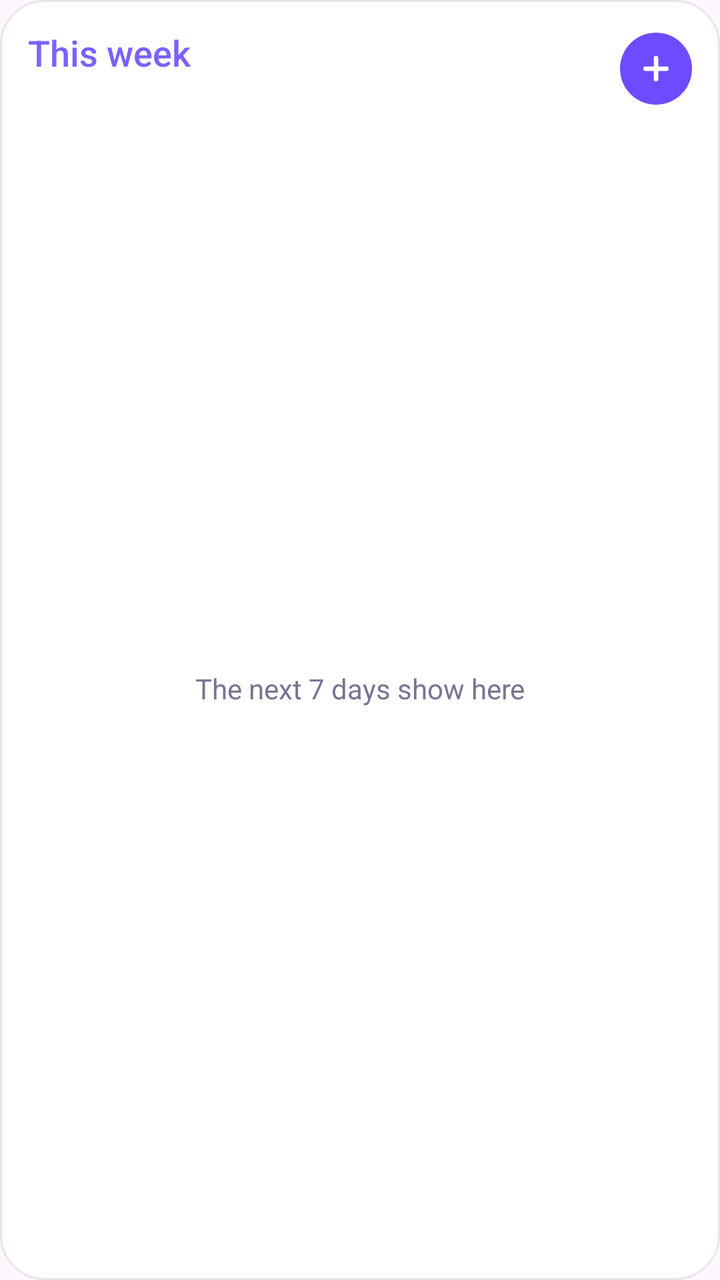
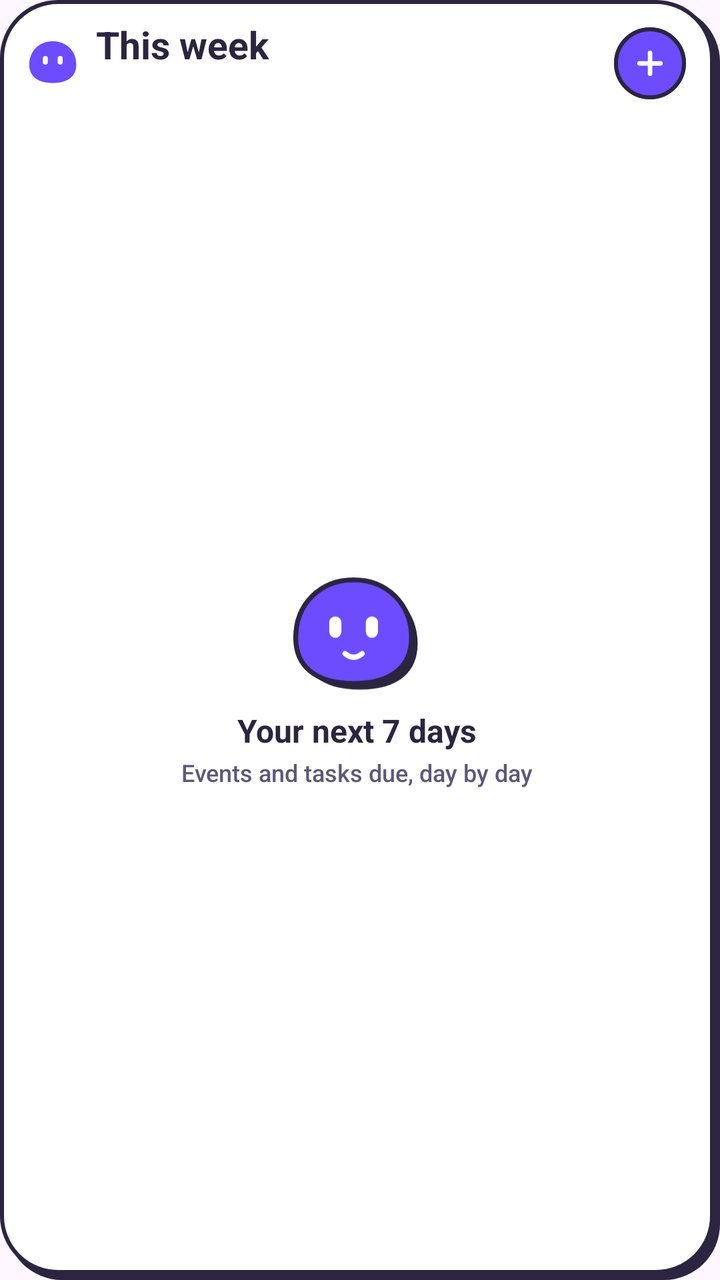

Compare the two renders of this Android layout. The source of the first and the diff that turns it into the second are given below.
<!-- AndroidManifest.xml: another module's application theme Theme.quicky -->
<!-- res/layout/w_week_preview.xml -->
<?xml version="1.0" encoding="utf-8"?>
<LinearLayout xmlns:android="http://schemas.android.com/apk/res/android"
    android:id="@+id/w_root"
    android:layout_width="match_parent"
    android:layout_height="match_parent"
    android:background="@drawable/w_card_light"
    android:orientation="vertical"
    android:padding="14dp">
    <LinearLayout
        android:layout_width="match_parent"
        android:layout_height="wrap_content"
        android:gravity="center_vertical"
        android:orientation="horizontal">
        <LinearLayout
            android:id="@+id/w_head"
            android:layout_width="0dp"
            android:layout_height="wrap_content"
            android:layout_weight="1"
            android:orientation="vertical">
            <TextView android:id="@+id/w_title" android:layout_width="wrap_content" android:layout_height="wrap_content" android:text="This week" android:textColor="#FF7B61FF" android:textSize="18sp" android:fontFamily="sans-serif-medium" />
            <TextView android:id="@+id/w_sub" android:layout_width="wrap_content" android:layout_height="wrap_content" android:textColor="#FF7A7392" android:textSize="12sp" />
        </LinearLayout>
        <FrameLayout
            android:id="@+id/w_add_wrap"
            android:layout_width="36dp"
            android:layout_height="36dp">
            <ImageView android:id="@+id/w_add_bg" android:tint="#FF6D4CFF" android:layout_width="match_parent" android:layout_height="match_parent" android:src="@drawable/w_circle" android:contentDescription="@null" />
            <ImageView android:id="@+id/w_add" android:layout_width="match_parent" android:layout_height="match_parent" android:padding="9dp" android:src="@drawable/ic_add" android:contentDescription="Add a task" />
        </FrameLayout>
    </LinearLayout>
    <FrameLayout
        android:layout_width="match_parent"
        android:layout_height="0dp"
        android:layout_marginTop="8dp"
        android:layout_weight="1">
        <ListView
            android:id="@+id/w_rows"
            android:layout_width="match_parent"
            android:layout_height="match_parent"
            android:divider="@null"
            android:dividerHeight="0dp" />
        <TextView
            android:id="@+id/w_empty"
            android:layout_width="match_parent"
            android:layout_height="match_parent"
            android:gravity="center"
            android:text="The next 7 days show here"
            android:textColor="#FF7A7392"
            android:textSize="14sp" />
    </FrameLayout>
</LinearLayout>
<!-- resources referenced by this layout -->
<resources>
  <!-- drawable w_card_light (drawable) -->
  <?xml version="1.0" encoding="utf-8"?>
  <shape xmlns:android="http://schemas.android.com/apk/res/android" android:shape="rectangle">
      <solid android:color="#FFFFFFFF" />
      <stroke android:width="1dp" android:color="#1A2B2540" />
      <corners android:radius="22dp" />
  </shape>
  <!-- drawable w_circle (drawable) -->
  <?xml version="1.0" encoding="utf-8"?>
  <shape xmlns:android="http://schemas.android.com/apk/res/android" android:shape="oval">
      <solid android:color="#FFFFFFFF" />
  </shape>
  <!-- unchanged entries left out for length: 2 -->
</resources>

<!-- the commit's change to res/layout/w_week_preview.xml (unified diff, before → after) -->
@@ -1,51 +1,62 @@
 <?xml version="1.0" encoding="utf-8"?>
-<LinearLayout xmlns:android="http://schemas.android.com/apk/res/android"
-    android:id="@+id/w_root"
+<FrameLayout xmlns:android="http://schemas.android.com/apk/res/android"
+    android:id="@android:id/background"
     android:layout_width="match_parent"
     android:layout_height="match_parent"
-    android:background="@drawable/w_card_light"
-    android:orientation="vertical"
-    android:padding="14dp">
-    <LinearLayout
-        android:layout_width="match_parent"
-        android:layout_height="wrap_content"
-        android:gravity="center_vertical"
-        android:orientation="horizontal">
+    android:background="@drawable/w_card_q_light"
+    android:paddingStart="14dp"
+    android:paddingTop="12dp"
+    android:paddingEnd="17dp"
+    android:paddingBottom="15dp">
+    <LinearLayout android:layout_width="match_parent" android:layout_height="match_parent" android:orientation="vertical">
         <LinearLayout
             android:id="@+id/w_head"
-            android:layout_width="0dp"
+            android:layout_width="match_parent"
             android:layout_height="wrap_content"
-            android:layout_weight="1"
-            android:orientation="vertical">
-            <TextView android:id="@+id/w_title" android:layout_width="wrap_content" android:layout_height="wrap_content" android:text="This week" android:textColor="#FF7B61FF" android:textSize="18sp" android:fontFamily="sans-serif-medium" />
-            <TextView android:id="@+id/w_sub" android:layout_width="wrap_content" android:layout_height="wrap_content" android:textColor="#FF7A7392" android:textSize="12sp" />
+            android:gravity="center_vertical"
+            android:orientation="horizontal">
+            <ImageView android:id="@+id/w_logo" android:layout_width="26dp" android:layout_height="26dp" android:layout_marginEnd="8dp" android:src="@drawable/ic_quicky" android:tint="#FF6D4CFF" android:contentDescription="@null" />
+            <LinearLayout android:layout_width="0dp" android:layout_height="wrap_content" android:layout_weight="1" android:orientation="vertical">
+                <TextView android:id="@+id/w_title" style="@style/WgTitle" android:layout_width="wrap_content" android:layout_height="wrap_content" android:ellipsize="end" android:includeFontPadding="false" android:singleLine="true" android:text="This week" android:textColor="#FF2B2540" android:textSize="19sp" />
+                <ImageView android:id="@+id/w_title_img" android:layout_width="wrap_content" android:layout_height="wrap_content" android:adjustViewBounds="true" android:scaleType="fitStart" android:visibility="gone" android:contentDescription="@null" />
+                <TextView android:id="@+id/w_sub" style="@style/WgMeta" android:layout_width="wrap_content" android:layout_height="wrap_content" android:layout_marginTop="1dp" android:ellipsize="end" android:singleLine="true" android:textColor="#FF5E5878" android:textSize="12sp" />
+            </LinearLayout>
+            <FrameLayout android:id="@+id/w_add_wrap" android:layout_width="36dp" android:layout_height="36dp" android:layout_marginStart="8dp" android:contentDescription="Add a task">
+                <ImageView android:id="@+id/w_add_bg" android:layout_width="match_parent" android:layout_height="match_parent" android:src="@drawable/w_round" android:tint="#FF6D4CFF" android:contentDescription="@null" />
+                <ImageView android:id="@+id/w_add_ring" android:layout_width="match_parent" android:layout_height="match_parent" android:src="@drawable/w_ring" android:contentDescription="@null" />
+                <ImageView android:id="@+id/w_add" android:layout_width="match_parent" android:layout_height="match_parent" android:padding="9dp" android:src="@drawable/ic_add" android:contentDescription="@null" />
+            </FrameLayout>
         </LinearLayout>
-        <FrameLayout
-            android:id="@+id/w_add_wrap"
-            android:layout_width="36dp"
-            android:layout_height="36dp">
-            <ImageView android:id="@+id/w_add_bg" android:tint="#FF6D4CFF" android:layout_width="match_parent" android:layout_height="match_parent" android:src="@drawable/w_circle" android:contentDescription="@null" />
-            <ImageView android:id="@+id/w_add" android:layout_width="match_parent" android:layout_height="match_parent" android:padding="9dp" android:src="@drawable/ic_add" android:contentDescription="Add a task" />
+        <ProgressBar
+            android:id="@+id/w_progress"
+            style="@android:style/Widget.ProgressBar.Horizontal"
+            android:layout_width="match_parent"
+            android:layout_height="5dp"
+            android:layout_marginTop="8dp"
+            android:max="100"
+            android:progress="40"
+            android:progressDrawable="@drawable/w_progress"
+            android:visibility="gone" />
+        <FrameLayout android:layout_width="match_parent" android:layout_height="0dp" android:layout_marginTop="6dp" android:layout_weight="1">
+            <ListView android:id="@+id/w_rows" android:layout_width="match_parent" android:layout_height="match_parent" android:divider="@null" android:dividerHeight="0dp" android:scrollbars="none" />
+            <LinearLayout android:id="@+id/w_empty" android:layout_width="match_parent" android:layout_height="match_parent" android:gravity="center" android:orientation="vertical">
+                <include layout="@layout/w_mascot" android:layout_width="64dp" android:layout_height="58dp" />
+                <TextView android:id="@+id/w_empty_title" style="@style/WgTitle" android:layout_width="wrap_content" android:layout_height="wrap_content" android:layout_marginTop="8dp" android:gravity="center" android:text="Your next 7 days" android:textColor="#FF2B2540" android:textSize="16sp" />
+                <ImageView android:id="@+id/w_empty_title_img" android:layout_width="wrap_content" android:layout_height="wrap_content" android:layout_marginTop="8dp" android:adjustViewBounds="true" android:scaleType="fitStart" android:visibility="gone" android:contentDescription="@null" />
+                <TextView android:id="@+id/w_empty_sub" style="@style/WgMeta" android:layout_width="wrap_content" android:layout_height="wrap_content" android:layout_marginTop="2dp" android:gravity="center" android:text="Events and tasks due, day by day" android:textColor="#FF5E5878" android:textSize="12sp" />
+            </LinearLayout>
         </FrameLayout>
     </LinearLayout>
-    <FrameLayout
-        android:layout_width="match_parent"
-        android:layout_height="0dp"
-        android:layout_marginTop="8dp"
-        android:layout_weight="1">
-        <ListView
-            android:id="@+id/w_rows"
-            android:layout_width="match_parent"
-            android:layout_height="match_parent"
-            android:divider="@null"
-            android:dividerHeight="0dp" />
-        <TextView
-            android:id="@+id/w_empty"
-            android:layout_width="match_parent"
-            android:layout_height="match_parent"
-            android:gravity="center"
-            android:text="The next 7 days show here"
-            android:textColor="#FF7A7392"
-            android:textSize="14sp" />
-    </FrameLayout>
-</LinearLayout>
+</FrameLayout>
+<!-- res/layout/w_mascot.xml (included above) -->
+<?xml version="1.0" encoding="utf-8"?>
+<FrameLayout xmlns:android="http://schemas.android.com/apk/res/android"
+    android:id="@+id/w_mascot"
+    android:layout_width="match_parent"
+    android:layout_height="match_parent">
+    <ImageView android:id="@+id/w_q_shadow" android:layout_width="match_parent" android:layout_height="match_parent" android:scaleType="fitCenter" android:src="@drawable/w_q_shadow" android:tint="#FF2B2540" android:contentDescription="@null" />
+    <ImageView android:id="@+id/w_q_body" android:layout_width="match_parent" android:layout_height="match_parent" android:scaleType="fitCenter" android:src="@drawable/w_q_body" android:tint="#FF6D4CFF" android:contentDescription="@null" />
+    <ImageView android:id="@+id/w_q_line" android:layout_width="match_parent" android:layout_height="match_parent" android:scaleType="fitCenter" android:src="@drawable/w_q_line" android:contentDescription="@null" />
+    <ImageView android:id="@+id/w_q_face" android:layout_width="match_parent" android:layout_height="match_parent" android:scaleType="fitCenter" android:src="@drawable/w_q_face" android:contentDescription="Quicky" />
+    <ImageView android:id="@+id/w_q_cross" android:layout_width="match_parent" android:layout_height="match_parent" android:scaleType="fitCenter" android:src="@drawable/w_q_cross" android:visibility="gone" android:contentDescription="@null" />
+</FrameLayout>
<!-- resource entries referenced after the edit -->
@@ -1,17 +1,71 @@
 <!-- resources referenced by this layout -->
 <resources>
-  <!-- drawable w_card_light (drawable) -->
+  <!-- drawable ic_quicky (drawable) -->
+  <?xml version="1.0" encoding="utf-8"?>
+  <vector xmlns:android="http://schemas.android.com/apk/res/android" android:width="42dp" android:height="38dp" android:viewportWidth="42" android:viewportHeight="38">
+      <path android:fillColor="#FFFFFFFF" android:fillType="evenOdd" android:pathData="M20,1C31,1 39,9 39,20c0,9 -6,15 -19,15S1,29 1,20C1,9 9,1 20,1zM12,15a2,2 0,0 1,4 0v3a2,2 0,0 1,-4 0zM24,15a2,2 0,0 1,4 0v3a2,2 0,0 1,-4 0z" />
+  </vector>
+  <!-- drawable w_card_q_light (drawable) -->
+  <?xml version="1.0" encoding="utf-8"?>
+  <layer-list xmlns:android="http://schemas.android.com/apk/res/android">
+      <item android:left="3dp" android:top="3dp">
+          <shape android:shape="rectangle"><solid android:color="#FF2B2540" /><corners android:radius="@dimen/w_radius" /></shape>
+      </item>
+      <item android:right="3dp" android:bottom="3dp">
+          <shape android:shape="rectangle"><solid android:color="#FFFFFFFF" /><stroke android:width="2dp" android:color="#FF2B2540" /><corners android:radius="@dimen/w_radius" /></shape>
+      </item>
+  </layer-list>
+  <!-- drawable w_progress (drawable) -->
+  <?xml version="1.0" encoding="utf-8"?>
+  <layer-list xmlns:android="http://schemas.android.com/apk/res/android">
+      <item android:id="@android:id/background">
+          <shape><solid android:color="#FFEDE9FB" /><corners android:radius="99dp" /></shape>
+      </item>
+      <item android:id="@android:id/progress">
+          <clip><shape><solid android:color="#FF6D4CFF" /><corners android:radius="99dp" /></shape></clip>
+      </item>
+  </layer-list>
+  <!-- drawable w_q_body (drawable) -->
+  <?xml version="1.0" encoding="utf-8"?>
+  <vector xmlns:android="http://schemas.android.com/apk/res/android" android:width="42dp" android:height="38dp" android:viewportWidth="42" android:viewportHeight="38">
+      <path android:fillColor="#FFFFFFFF" android:pathData="M20,1C31,1 39,9 39,20c0,9 -6,15 -19,15S1,29 1,20C1,9 9,1 20,1z" />
+  </vector>
+  <!-- drawable w_q_cross (drawable) -->
+  <?xml version="1.0" encoding="utf-8"?>
+  <vector xmlns:android="http://schemas.android.com/apk/res/android" android:width="42dp" android:height="38dp" android:viewportWidth="42" android:viewportHeight="38">
+      <path android:strokeColor="#FF2B2540" android:strokeWidth="2.2" android:strokeLineCap="round" android:pathData="M11,12.4l5.2,-2.2M29,12.4l-5.2,-2.2" />
+      <path android:strokeColor="#FF2B2540" android:strokeWidth="1.8" android:strokeLineCap="round" android:pathData="M17.2,26.8q2.8,-2.2 5.6,0" />
+  </vector>
+  <!-- drawable w_q_face (drawable) -->
+  <?xml version="1.0" encoding="utf-8"?>
+  <vector xmlns:android="http://schemas.android.com/apk/res/android" android:width="42dp" android:height="38dp" android:viewportWidth="42" android:viewportHeight="38">
+      <path android:fillColor="#FFFFFFFF" android:pathData="M12,15a2,2 0,0 1,4 0v3a2,2 0,0 1,-4 0zM24,15a2,2 0,0 1,4 0v3a2,2 0,0 1,-4 0z" />
+      <path android:strokeColor="#FFFFFFFF" android:strokeWidth="1.7" android:strokeLineCap="round" android:pathData="M17.2,25.2q2.8,2.4 5.6,0" />
+  </vector>
+  <!-- drawable w_q_line (drawable) -->
+  <?xml version="1.0" encoding="utf-8"?>
+  <vector xmlns:android="http://schemas.android.com/apk/res/android" android:width="42dp" android:height="38dp" android:viewportWidth="42" android:viewportHeight="38">
+      <path android:strokeColor="#FF2B2540" android:strokeWidth="1.6" android:strokeLineJoin="round" android:pathData="M20,1C31,1 39,9 39,20c0,9 -6,15 -19,15S1,29 1,20C1,9 9,1 20,1z" />
+  </vector>
+  <!-- drawable w_q_shadow (drawable) -->
+  <?xml version="1.0" encoding="utf-8"?>
+  <vector xmlns:android="http://schemas.android.com/apk/res/android" android:width="42dp" android:height="38dp" android:viewportWidth="42" android:viewportHeight="38">
+      <group android:translateX="2" android:translateY="2"><path android:fillColor="#FFFFFFFF" android:pathData="M20,1C31,1 39,9 39,20c0,9 -6,15 -19,15S1,29 1,20C1,9 9,1 20,1z" /></group>
+  </vector>
+  <!-- drawable w_ring (drawable) -->
+  <?xml version="1.0" encoding="utf-8"?>
+  <shape xmlns:android="http://schemas.android.com/apk/res/android" android:shape="oval">
+      <stroke android:width="2dp" android:color="#FF2B2540" />
+  </shape>
+  <!-- drawable w_round (drawable) -->
   <?xml version="1.0" encoding="utf-8"?>
   <shape xmlns:android="http://schemas.android.com/apk/res/android" android:shape="rectangle">
       <solid android:color="#FFFFFFFF" />
-      <stroke android:width="1dp" android:color="#1A2B2540" />
-      <corners android:radius="22dp" />
+      <corners android:radius="999dp" />
   </shape>
-  <!-- drawable w_circle (drawable) -->
-  <?xml version="1.0" encoding="utf-8"?>
-  <shape xmlns:android="http://schemas.android.com/apk/res/android" android:shape="oval">
-      <solid android:color="#FFFFFFFF" />
-  </shape>
+  <style name="WgMeta"><item name="android:fontFamily">sans-serif-medium</item></style>
+  <style name="WgTitle"><item name="android:fontFamily">sans-serif</item><item name="android:textStyle">bold</item></style>
+  <dimen name="w_radius">20dp</dimen>
   <!-- unchanged entries left out for length: 2 -->
 </resources>
 
